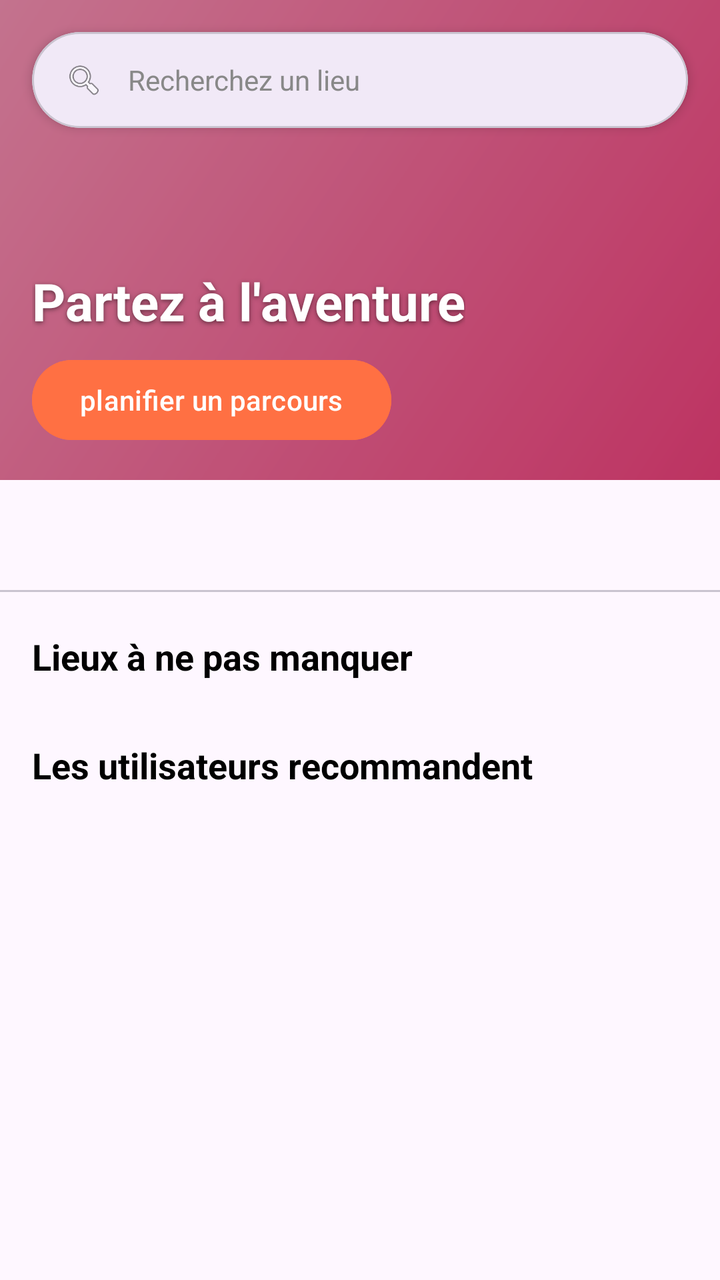
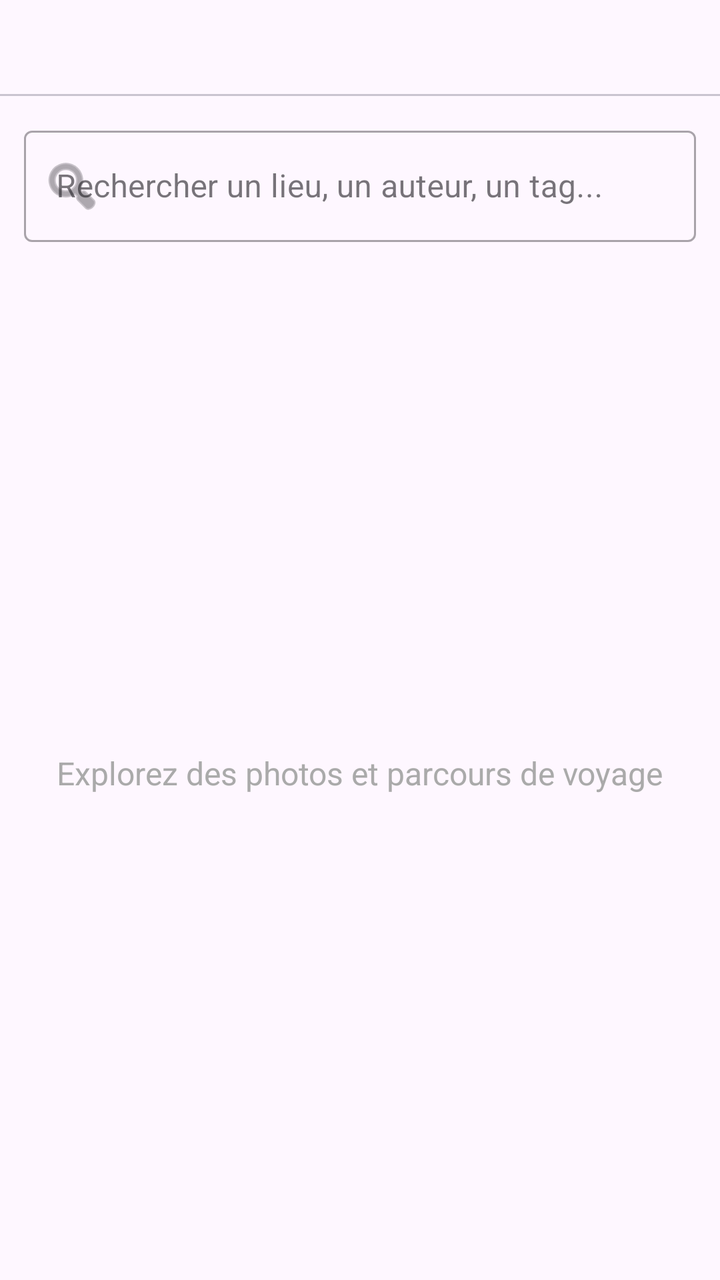

Screens rendered from an Android XML layout before and after an edit, with the pre-edit source and the edit as a unified diff.
<!-- AndroidManifest.xml: application theme Theme.Traveling -->
<!-- res/layout/fragment_explore.xml -->
<?xml version="1.0" encoding="utf-8"?>
<androidx.core.widget.NestedScrollView xmlns:android="http://schemas.android.com/apk/res/android"
    xmlns:app="http://schemas.android.com/apk/res-auto"
    android:layout_width="match_parent"
    android:layout_height="match_parent"
    android:fillViewport="true">

    <LinearLayout
        android:layout_width="match_parent"
        android:layout_height="wrap_content"
        android:orientation="vertical"
        android:paddingBottom="24dp">

        
        <FrameLayout
            android:layout_width="match_parent"
            android:layout_height="240dp">

            <ImageView
                android:id="@+id/hero_image"
                android:layout_width="match_parent"
                android:layout_height="match_parent"
                android:scaleType="centerCrop"
                android:src="@drawable/sample_photo_3"
                android:contentDescription="@null" />

            <View
                android:layout_width="match_parent"
                android:layout_height="match_parent"
                android:background="#33000000" />

            
            <com.google.android.material.card.MaterialCardView
                android:id="@+id/search_bar_card"
                android:layout_width="match_parent"
                android:layout_height="48dp"
                android:layout_marginHorizontal="16dp"
                android:layout_marginTop="16dp"
                app:cardCornerRadius="24dp"
                app:cardElevation="3dp"
                android:clickable="true"
                android:focusable="true">

                <LinearLayout
                    android:layout_width="match_parent"
                    android:layout_height="match_parent"
                    android:orientation="horizontal"
                    android:gravity="center_vertical"
                    android:paddingHorizontal="16dp">

                    <ImageView
                        android:layout_width="20dp"
                        android:layout_height="20dp"
                        android:src="@android:drawable/ic_menu_search"
                        android:contentDescription="@null" />

                    <TextView
                        android:layout_width="0dp"
                        android:layout_height="wrap_content"
                        android:layout_weight="1"
                        android:layout_marginStart="12dp"
                        android:text="Recherchez un lieu"
                        android:textColor="#888888"
                        android:textSize="14sp" />
                </LinearLayout>
            </com.google.android.material.card.MaterialCardView>

            
            <LinearLayout
                android:layout_width="wrap_content"
                android:layout_height="wrap_content"
                android:layout_gravity="bottom|start"
                android:orientation="vertical"
                android:padding="16dp">

                <TextView
                    android:layout_width="wrap_content"
                    android:layout_height="wrap_content"
                    android:text="Partez à l'aventure"
                    android:textColor="@android:color/white"
                    android:textSize="26sp"
                    android:textStyle="bold"
                    android:shadowColor="#80000000"
                    android:shadowDx="0"
                    android:shadowDy="2"
                    android:shadowRadius="6" />

                <com.google.android.material.button.MaterialButton
                    android:id="@+id/btn_plan_path"
                    android:layout_width="wrap_content"
                    android:layout_height="wrap_content"
                    android:layout_marginTop="8dp"
                    android:text="planifier un parcours"
                    android:textAllCaps="false"
                    app:cornerRadius="20dp"
                    android:backgroundTint="@color/colorAccent" />
            </LinearLayout>
        </FrameLayout>

        
        <com.google.android.material.tabs.TabLayout
            android:id="@+id/tab_layout_explore"
            android:layout_width="match_parent"
            android:layout_height="wrap_content"
            android:layout_marginTop="8dp"
            app:tabMode="fixed"
            app:tabGravity="fill"
            app:tabIndicatorColor="@color/colorPrimary"
            app:tabSelectedTextColor="@color/colorPrimary" />

        
        <TextView
            android:layout_width="wrap_content"
            android:layout_height="wrap_content"
            android:layout_marginStart="16dp"
            android:layout_marginTop="20dp"
            android:layout_marginBottom="10dp"
            android:text="Lieux à ne pas manquer"
            android:textColor="@android:color/black"
            android:textSize="18sp"
            android:textStyle="bold" />

        <androidx.recyclerview.widget.RecyclerView
            android:id="@+id/recycler_photos"
            android:layout_width="match_parent"
            android:layout_height="wrap_content"
            android:clipToPadding="false"
            android:paddingStart="16dp"
            android:paddingEnd="4dp" />

        
        <TextView
            android:layout_width="wrap_content"
            android:layout_height="wrap_content"
            android:layout_marginStart="16dp"
            android:layout_marginTop="20dp"
            android:layout_marginBottom="10dp"
            android:text="Les utilisateurs recommandent"
            android:textColor="@android:color/black"
            android:textSize="18sp"
            android:textStyle="bold" />

        <androidx.recyclerview.widget.RecyclerView
            android:id="@+id/recycler_paths"
            android:layout_width="match_parent"
            android:layout_height="wrap_content"
            android:clipToPadding="false"
            android:paddingStart="16dp"
            android:paddingEnd="4dp" />
    </LinearLayout>
</androidx.core.widget.NestedScrollView>
<!-- resources referenced by this layout -->
<resources>
  <color name="colorAccent">#FFFF7043</color>
  <color name="colorPrimary">#FF1E88E5</color>
  <!-- drawable sample_photo_3 (drawable) -->
  <?xml version="1.0" encoding="utf-8"?>
  <shape xmlns:android="http://schemas.android.com/apk/res/android">
      <gradient android:startColor="#EC407A" android:endColor="#F48FB1" android:angle="135" />
  </shape>
  <style name="Theme.Traveling" parent="Base.Theme.Traveling" />
  <style name="Base.Theme.Traveling" parent="Theme.Material3.DayNight.NoActionBar">
          
          
      </style>
</resources>

<!-- the commit's change to res/layout/fragment_explore.xml (unified diff, before → after) -->
@@ -1,151 +1,62 @@
 <?xml version="1.0" encoding="utf-8"?>
-<androidx.core.widget.NestedScrollView xmlns:android="http://schemas.android.com/apk/res/android"
+<LinearLayout xmlns:android="http://schemas.android.com/apk/res/android"
     xmlns:app="http://schemas.android.com/apk/res-auto"
     android:layout_width="match_parent"
     android:layout_height="match_parent"
-    android:fillViewport="true">
+    android:orientation="vertical">
 
-    <LinearLayout
+    
+    <com.google.android.material.tabs.TabLayout
+        android:id="@+id/tab_layout_explore"
         android:layout_width="match_parent"
         android:layout_height="wrap_content"
-        android:orientation="vertical"
-        android:paddingBottom="24dp">
+        app:tabMode="fixed"
+        app:tabGravity="fill"
+        app:tabIndicatorColor="@color/colorPrimary"
+        app:tabSelectedTextColor="@color/colorPrimary" />
 
-        
-        <FrameLayout
-            android:layout_width="match_parent"
-            android:layout_height="240dp">
+    
+    <com.google.android.material.textfield.TextInputLayout
+        android:layout_width="match_parent"
+        android:layout_height="wrap_content"
+        android:layout_margin="12dp"
+        style="@style/Widget.MaterialComponents.TextInputLayout.OutlinedBox"
+        app:startIconDrawable="@android:drawable/ic_menu_search"
+        app:endIconMode="clear_text">
 
-            <ImageView
-                android:id="@+id/hero_image"
-                android:layout_width="match_parent"
-                android:layout_height="match_parent"
-                android:scaleType="centerCrop"
-                android:src="@drawable/sample_photo_3"
-                android:contentDescription="@null" />
-
-            <View
-                android:layout_width="match_parent"
-                android:layout_height="match_parent"
-                android:background="#33000000" />
-
-            
-            <com.google.android.material.card.MaterialCardView
-                android:id="@+id/search_bar_card"
-                android:layout_width="match_parent"
-                android:layout_height="48dp"
-                android:layout_marginHorizontal="16dp"
-                android:layout_marginTop="16dp"
-                app:cardCornerRadius="24dp"
-                app:cardElevation="3dp"
-                android:clickable="true"
-                android:focusable="true">
-
-                <LinearLayout
-                    android:layout_width="match_parent"
-                    android:layout_height="match_parent"
-                    android:orientation="horizontal"
-                    android:gravity="center_vertical"
-                    android:paddingHorizontal="16dp">
-
-                    <ImageView
-                        android:layout_width="20dp"
-                        android:layout_height="20dp"
-                        android:src="@android:drawable/ic_menu_search"
-                        android:contentDescription="@null" />
-
-                    <TextView
-                        android:layout_width="0dp"
-                        android:layout_height="wrap_content"
-                        android:layout_weight="1"
-                        android:layout_marginStart="12dp"
-                        android:text="Recherchez un lieu"
-                        android:textColor="#888888"
-                        android:textSize="14sp" />
-                </LinearLayout>
-            </com.google.android.material.card.MaterialCardView>
-
-            
-            <LinearLayout
-                android:layout_width="wrap_content"
-                android:layout_height="wrap_content"
-                android:layout_gravity="bottom|start"
-                android:orientation="vertical"
-                android:padding="16dp">
-
-                <TextView
-                    android:layout_width="wrap_content"
-                    android:layout_height="wrap_content"
-                    android:text="Partez à l'aventure"
-                    android:textColor="@android:color/white"
-                    android:textSize="26sp"
-                    android:textStyle="bold"
-                    android:shadowColor="#80000000"
-                    android:shadowDx="0"
-                    android:shadowDy="2"
-                    android:shadowRadius="6" />
-
-                <com.google.android.material.button.MaterialButton
-                    android:id="@+id/btn_plan_path"
-                    android:layout_width="wrap_content"
-                    android:layout_height="wrap_content"
-                    android:layout_marginTop="8dp"
-                    android:text="planifier un parcours"
-                    android:textAllCaps="false"
-                    app:cornerRadius="20dp"
-                    android:backgroundTint="@color/colorAccent" />
-            </LinearLayout>
-        </FrameLayout>
-
-        
-        <com.google.android.material.tabs.TabLayout
-            android:id="@+id/tab_layout_explore"
+        <com.google.android.material.textfield.TextInputEditText
+            android:id="@+id/search_edit_text"
             android:layout_width="match_parent"
             android:layout_height="wrap_content"
-            android:layout_marginTop="8dp"
-            app:tabMode="fixed"
-            app:tabGravity="fill"
-            app:tabIndicatorColor="@color/colorPrimary"
-            app:tabSelectedTextColor="@color/colorPrimary" />
+            android:hint="Rechercher un lieu, un auteur, un tag..."
+            android:inputType="text" />
+
+    </com.google.android.material.textfield.TextInputLayout>
+
+    
+    <FrameLayout
+        android:id="@+id/content_container"
+        android:layout_width="match_parent"
+        android:layout_height="0dp"
+        android:layout_weight="1">
+
+        <androidx.recyclerview.widget.RecyclerView
+            android:id="@+id/recycler_explore"
+            android:layout_width="match_parent"
+            android:layout_height="match_parent"
+            android:clipToPadding="false"
+            android:padding="8dp" />
 
         
         <TextView
+            android:id="@+id/empty_state_text"
             android:layout_width="wrap_content"
             android:layout_height="wrap_content"
-            android:layout_marginStart="16dp"
-            android:layout_marginTop="20dp"
-            android:layout_marginBottom="10dp"
-            android:text="Lieux à ne pas manquer"
-            android:textColor="@android:color/black"
-            android:textSize="18sp"
-            android:textStyle="bold" />
+            android:layout_gravity="center"
+            android:text="Explorez des photos et parcours de voyage"
+            android:textSize="16sp"
+            android:textColor="@android:color/darker_gray" />
 
-        <androidx.recyclerview.widget.RecyclerView
-            android:id="@+id/recycler_photos"
-            android:layout_width="match_parent"
-            android:layout_height="wrap_content"
-            android:clipToPadding="false"
-            android:paddingStart="16dp"
-            android:paddingEnd="4dp" />
+    </FrameLayout>
 
-        
-        <TextView
-            android:layout_width="wrap_content"
-            android:layout_height="wrap_content"
-            android:layout_marginStart="16dp"
-            android:layout_marginTop="20dp"
-            android:layout_marginBottom="10dp"
-            android:text="Les utilisateurs recommandent"
-            android:textColor="@android:color/black"
-            android:textSize="18sp"
-            android:textStyle="bold" />
-
-        <androidx.recyclerview.widget.RecyclerView
-            android:id="@+id/recycler_paths"
-            android:layout_width="match_parent"
-            android:layout_height="wrap_content"
-            android:clipToPadding="false"
-            android:paddingStart="16dp"
-            android:paddingEnd="4dp" />
-    </LinearLayout>
-</androidx.core.widget.NestedScrollView>
+</LinearLayout>
<!-- resource entries referenced after the edit -->
@@ -1,12 +1,6 @@
 <!-- resources referenced by this layout -->
 <resources>
-  <color name="colorAccent">#FFFF7043</color>
   <color name="colorPrimary">#FF1E88E5</color>
-  <!-- drawable sample_photo_3 (drawable) -->
-  <?xml version="1.0" encoding="utf-8"?>
-  <shape xmlns:android="http://schemas.android.com/apk/res/android">
-      <gradient android:startColor="#EC407A" android:endColor="#F48FB1" android:angle="135" />
-  </shape>
   <style name="Theme.Traveling" parent="Base.Theme.Traveling" />
   <style name="Base.Theme.Traveling" parent="Theme.Material3.DayNight.NoActionBar">
           
